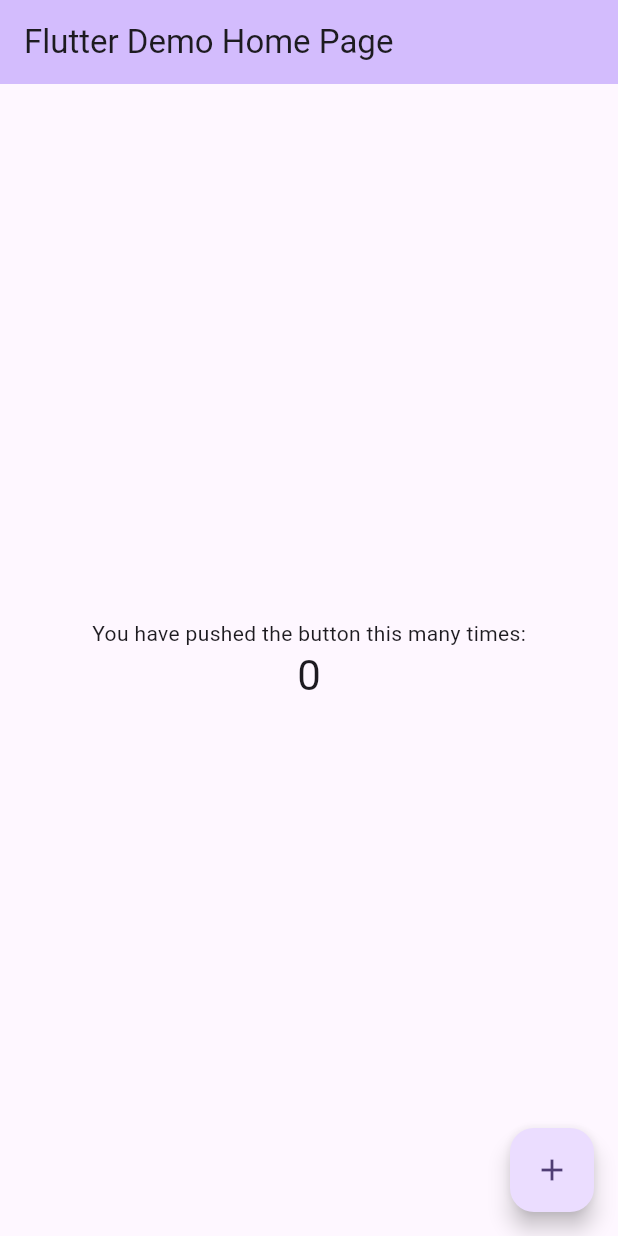
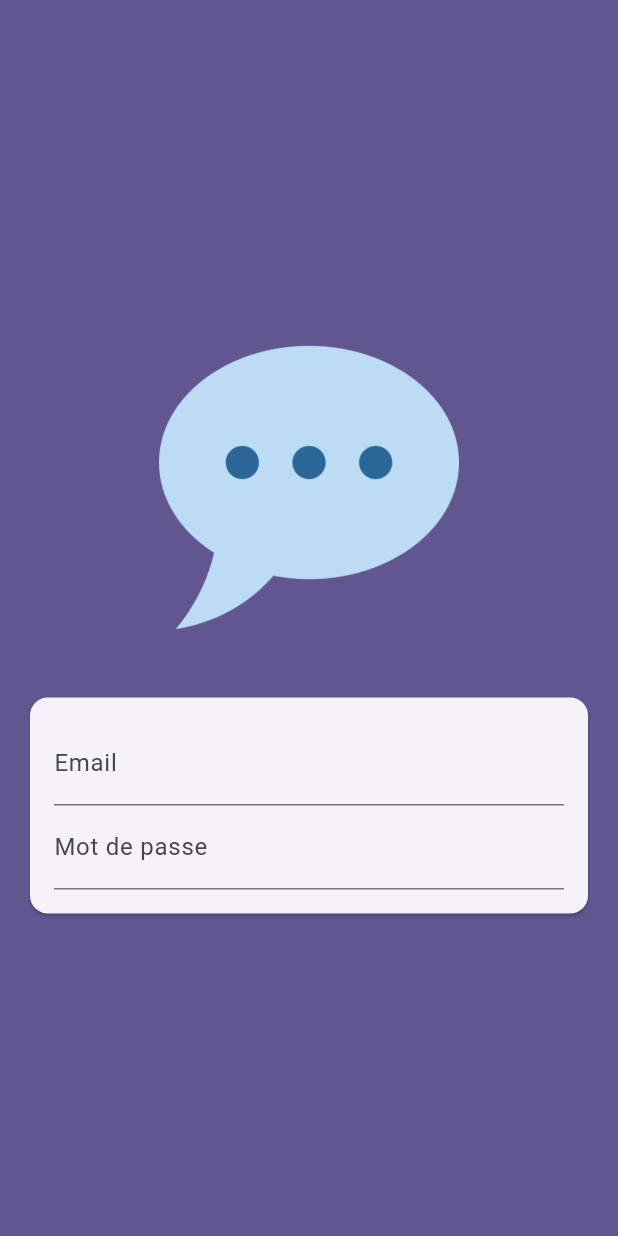
Before and after one commit to UnknownChick/chat-app-flutter, a Flutter app: the screen it shows after launch, on a phone screen of 412 x 824 dp. Run offline on Flutter 3.47's test engine with Material 3 defaults, Android fonts, the phone set to English and light mode, and no system bars.

Commit message:
feat(auth screen): create form with email and password input

```diff
--- a/lib/main.dart
+++ b/lib/main.dart
@@ -1,125 +1,23 @@
 import 'package:flutter/material.dart';
+import 'package:chat_app/screens/auth.dart';
 
 void main() {
-  runApp(const MyApp());
+  runApp(const App());
 }
 
-class MyApp extends StatelessWidget {
-  const MyApp({super.key});
+class App extends StatelessWidget {
+  const App({super.key});
 
-  // This widget is the root of your application.
   @override
   Widget build(BuildContext context) {
     return MaterialApp(
-      title: 'Flutter Demo',
-      theme: ThemeData(
-        // This is the theme of your application.
-        //
-        // TRY THIS: Try running your application with "flutter run". You'll see
-        // the application has a purple toolbar. Then, without quitting the app,
-        // try changing the seedColor in the colorScheme below to Colors.green
-        // and then invoke "hot reload" (save your changes or press the "hot
-        // reload" button in a Flutter-supported IDE, or press "r" if you used
-        // the command line to start the app).
-        //
-        // Notice that the counter didn't reset back to zero; the application
-        // state is not lost during the reload. To reset the state, use hot
-        // restart instead.
-        //
-        // This works for code too, not just values: Most code changes can be
-        // tested with just a hot reload.
-        colorScheme: ColorScheme.fromSeed(seedColor: Colors.deepPurple),
-        useMaterial3: true,
+      title: 'FlutterChat',
+      theme: ThemeData().copyWith(
+        colorScheme: ColorScheme.fromSeed(
+          seedColor: const Color.fromARGB(255, 63, 17, 177)
+        ),
       ),
-      home: const MyHomePage(title: 'Flutter Demo Home Page'),
+      home: const AuthScreen(),
     );
   }
 }
-
-class MyHomePage extends StatefulWidget {
-  const MyHomePage({super.key, required this.title});
-
-  // This widget is the home page of your application. It is stateful, meaning
-  // that it has a State object (defined below) that contains fields that affect
-  // how it looks.
-
-  // This class is the configuration for the state. It holds the values (in this
-  // case the title) provided by the parent (in this case the App widget) and
-  // used by the build method of the State. Fields in a Widget subclass are
-  // always marked "final".
-
-  final String title;
-
-  @override
-  State<MyHomePage> createState() => _MyHomePageState();
-}
-
-class _MyHomePageState extends State<MyHomePage> {
-  int _counter = 0;
-
-  void _incrementCounter() {
-    setState(() {
-      // This call to setState tells the Flutter framework that something has
-      // changed in this State, which causes it to rerun the build method below
-      // so that the display can reflect the updated values. If we changed
-      // _counter without calling setState(), then the build method would not be
-      // called again, and so nothing would appear to happen.
-      _counter++;
-    });
-  }
-
-  @override
-  Widget build(BuildContext context) {
-    // This method is rerun every time setState is called, for instance as done
-    // by the _incrementCounter method above.
-    //
-    // The Flutter framework has been optimized to make rerunning build methods
-    // fast, so that you can just rebuild anything that needs updating rather
-    // than having to individually change instances of widgets.
-    return Scaffold(
-      appBar: AppBar(
-        // TRY THIS: Try changing the color here to a specific color (to
-        // Colors.amber, perhaps?) and trigger a hot reload to see the AppBar
-        // change color while the other colors stay the same.
-        backgroundColor: Theme.of(context).colorScheme.inversePrimary,
-        // Here we take the value from the MyHomePage object that was created by
-        // the App.build method, and use it to set our appbar title.
-        title: Text(widget.title),
-      ),
-      body: Center(
-        // Center is a layout widget. It takes a single child and positions it
-        // in the middle of the parent.
-        child: Column(
-          // Column is also a layout widget. It takes a list of children and
-          // arranges them vertically. By default, it sizes itself to fit its
-          // children horizontally, and tries to be as tall as its parent.
-          //
-          // Column has various properties to control how it sizes itself and
-          // how it positions its children. Here we use mainAxisAlignment to
-          // center the children vertically; the main axis here is the vertical
-          // axis because Columns are vertical (the cross axis would be
-          // horizontal).
-          //
-          // TRY THIS: Invoke "debug painting" (choose the "Toggle Debug Paint"
-          // action in the IDE, or press "p" in the console), to see the
-          // wireframe for each widget.
-          mainAxisAlignment: MainAxisAlignment.center,
-          children: <Widget>[
-            const Text(
-              'You have pushed the button this many times:',
-            ),
-            Text(
-              '$_counter',
-              style: Theme.of(context).textTheme.headlineMedium,
-            ),
-          ],
-        ),
-      ),
-      floatingActionButton: FloatingActionButton(
-        onPressed: _incrementCounter,
-        tooltip: 'Increment',
-        child: const Icon(Icons.add),
-      ), // This trailing comma makes auto-formatting nicer for build methods.
-    );
-  }
-}
--- /dev/null
+++ b/lib/screens/auth.dart
@@ -0,0 +1,67 @@
+import 'package:flutter/material.dart';
+
+class AuthScreen extends StatefulWidget {
+  const AuthScreen({Key? key}) : super(key: key);
+
+  @override
+  State<StatefulWidget> createState() {
+    return _AuthScreenState();
+  }
+}
+
+class _AuthScreenState extends State<AuthScreen> {
+  @override
+  Widget build(BuildContext context) {
+    return Scaffold(
+      backgroundColor: Theme.of(context).colorScheme.primary,
+      body: Center(
+        child: SingleChildScrollView(
+          child: Column(
+            mainAxisAlignment: MainAxisAlignment.center, // permet de centrer les éléments
+            children: [
+              Container(
+                margin: const EdgeInsets.only(
+                  top: 30,
+                  bottom: 20,
+                  left: 20,
+                  right: 20
+                ),
+                width: 200,
+                child: Image.asset('assets/images/chat.png'),
+              ),
+              Card(
+                margin: const EdgeInsets.all(20),
+                child: SingleChildScrollView( // permet de scroller dans le formulaire
+                  child: Padding(
+                    padding: const EdgeInsets.all(16),
+                    child: Form(
+                      child: Column(
+                        mainAxisSize: MainAxisSize.min, // permet de réduire la taille du formulaire
+                        children: [
+                          TextFormField(
+                            decoration: const InputDecoration(
+                              labelText: 'Email',
+                            ),
+                            keyboardType: TextInputType.emailAddress, // permet de faire apparaitre le clavier adapté avec un @
+                            autocorrect: false, // pas de correction automatique
+                            textCapitalization: TextCapitalization.none, // pas de majuscule
+                          ),
+                          TextFormField(
+                            decoration: const InputDecoration(
+                              labelText: 'Mot de passe',
+                            ),
+                            obscureText: true, // permet de cacher le mot de passe
+                          ),
+                        ],
+                      ),
+                    ),
+                  ),
+                ),
+              ),
+            ],
+          ),
+        ),
+      ),
+    );
+  }
+}
--- a/pubspec.yaml
+++ b/pubspec.yaml
@@ -59,9 +59,8 @@ flutter:
   uses-material-design: true
 
   # To add assets to your application, add an assets section, like this:
-  # assets:
-  #   - images/a_dot_burr.jpeg
-  #   - images/a_dot_ham.jpeg
+  assets:
+    - assets/images/chat.png
 
   # An image asset can refer to one or more resolution-specific "variants", see
   # https://flutter.dev/assets-and-images/#resolution-aware
```
Also changed, not shown: assets/images/chat.png (added).
